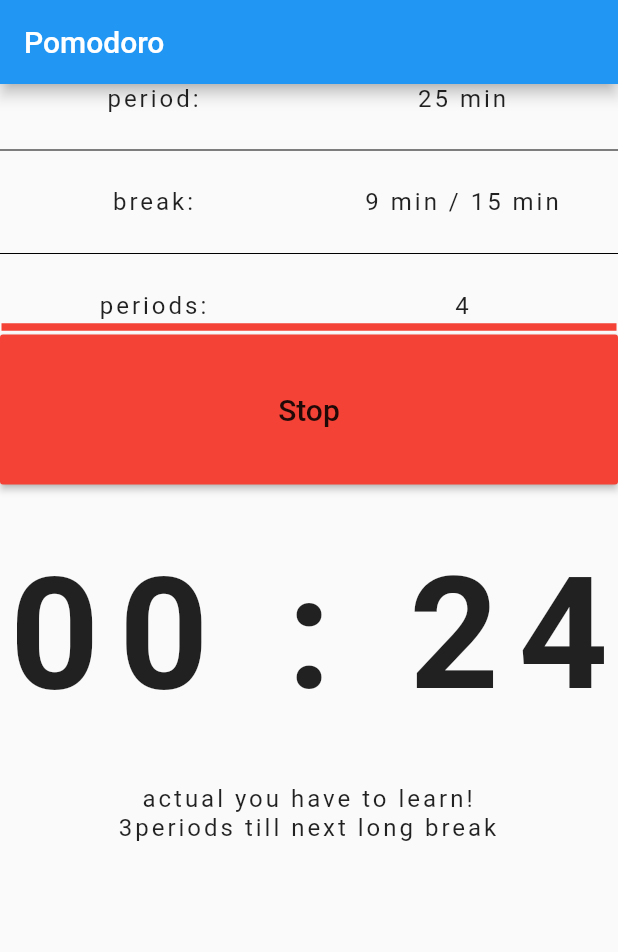
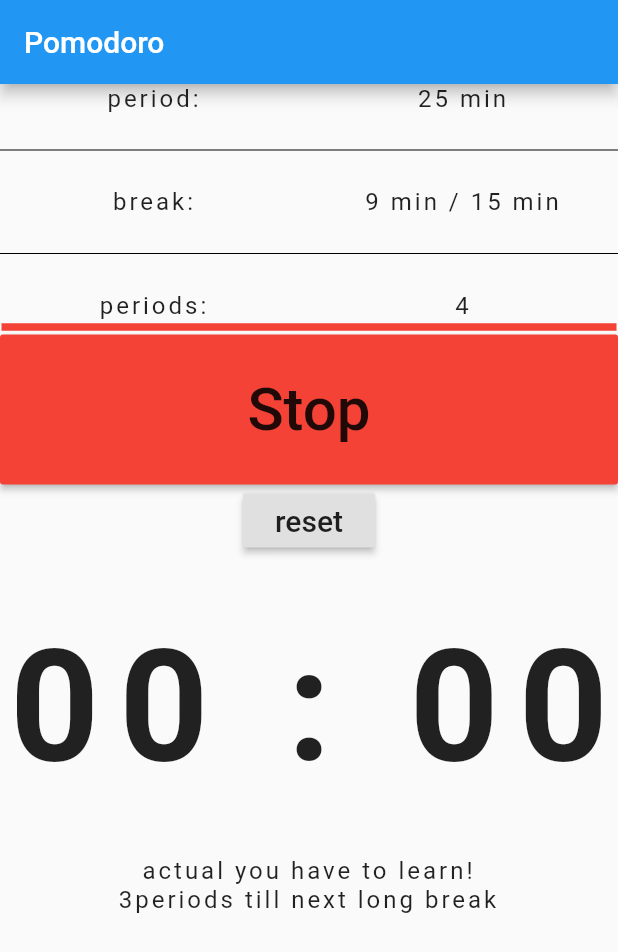
Before and after one commit to mobileappdevhm19/lust-LibraryUniversalSwissTool, a Flutter app: the screen it shows after launch, after a tap on "Start", on a phone screen of 412 x 824 dp. Shown: the top 952 px of the screen. Run offline on Flutter 3.47's test engine with Material 2 defaults, Android fonts, the phone set to English and light mode, and no system bars; our stand-ins replace charts_flutter.

Commit message:
reset button inplemented

```diff
--- a/lust/lib/widgets/pomodoroPage/pomodoroTimer.dart
+++ b/lust/lib/widgets/pomodoroPage/pomodoroTimer.dart
@@ -31,7 +31,8 @@ class _PomodoroTimerState extends State<PomodoroTimer> {
   int actTimerSeconds=0;
   String actTimeMinutesSeconds="";
   Status actStatus=Status.nothing; //initial
-  String actStatusText="";
+  String initialStatusText="Click on Start to start the pomodoro timer";
+  String actStatusText;
 
   Timer _timer;
 
@@ -46,6 +47,9 @@ class _PomodoroTimerState extends State<PomodoroTimer> {
     statuslist.add(statusClass(longBreakTime, "make a long break"));
 
     this.countPeriods = countPeriods;
+
+    actStatusText=initialStatusText;
+    setActTimeMinutesSeconds(); //so there stand 00:00 when start this page
   }
 
 
@@ -62,12 +66,20 @@ class _PomodoroTimerState extends State<PomodoroTimer> {
                 child:
                   RaisedButton(
                     color: startStopBtnColor,
-                    onPressed: () {buttonClicked();},
+                    onPressed: () {startStopButtonClicked();},
                     child: Text(
                         '$startStopBtnText',
-                        style: TextStyle(fontSize: 20)
+                        style: TextStyle(fontSize: 40)
                     ),
                   )
+              ),
+
+              RaisedButton(
+                onPressed: () {resetButtonClicked();},
+                child: Text(
+                    'reset',
+                    style: TextStyle(fontSize: 20)
+                ),
               ),
 
                Container(
@@ -96,39 +108,78 @@ class _PomodoroTimerState extends State<PomodoroTimer> {
     );
   }
 
-  void buttonClicked(){
+  void startStopButtonClicked(){
     this.setState((){
       if(startStopBtnText=="Start"){
-        startStopBtnText="Stop";
-        startStopBtnColor=Colors.red;
-        startTimer();
+        start();
         return; //jut to leave this function
       }
       else{
-        startStopBtnText="Start";
-        startStopBtnColor=Colors.green;
-        if(_timer !=null){
-          _timer.cancel();
-        }
+        stop();
       }
     });
+  }
+  void stop(){
+    startStopBtnText="Start";
+    startStopBtnColor=Colors.green;
+    if(_timer !=null){
+      _timer.cancel();
+    }
+  }
+  void start(){
+    startStopBtnText="Stop";
+    startStopBtnColor=Colors.red;
+    startTimer();
+  }
 
 
-    if(actStatus== Status.nothing){
-      changeStatus();
-    }
-    else{
+  void resetButtonClicked(){
+    showDialog<String>(
+      context: context,
+      builder: (BuildContext context) {
+        // return object of type Dialog
+        return AlertDialog(
+          title: new Text("Reset Pomodoro"),
+          content: new Text("Do you really want to reset the pomodoro timer?\n"
+              "Are you sure that you can learn good without this feature of lust?"),
+          actions: <Widget>[
+            // usually buttons at the bottom of the dialog
+            new FlatButton(
+              child: new Text("Close"),
+              onPressed: () {
+                Navigator.of(context).pop(); //just close dialogwindow
+              },
+            ),
+            // usually buttons at the bottom of the dialog
+            new FlatButton(
+              child: new Text("reset"),
+              onPressed: () {
+                actStatus=Status.nothing;
+                actTimerSeconds=0;
+                actPeriod=0;
+                setState(() {
+                  setActTimeMinutesSeconds(); //so there stand 00:00 when start this page
+                  actStatusText=initialStatusText;
+                });
+                stop();
+                Navigator.of(context).pop();
+              },
+            ),
+          ],
+        );
+      },
+    );
+  }
 
-    }
-  }
 
   ///
   /// starts timer
   /// set description Status text
 
   void changeStatus(){
+    //necessary, otherwise multiple timer instances interfere each other
 
-    //necessary, otherwise multiple timer instances interfere each other
+
     actTimerSeconds=0;
     if(_timer !=null){
       _timer.cancel();
@@ -170,7 +221,8 @@ class _PomodoroTimerState extends State<PomodoroTimer> {
             actTimerSeconds --;
             setActTimeMinutesSeconds();
           }
-        }));
+        }),
+    );
   }
 
   void setActTimeMinutesSeconds(){
```
